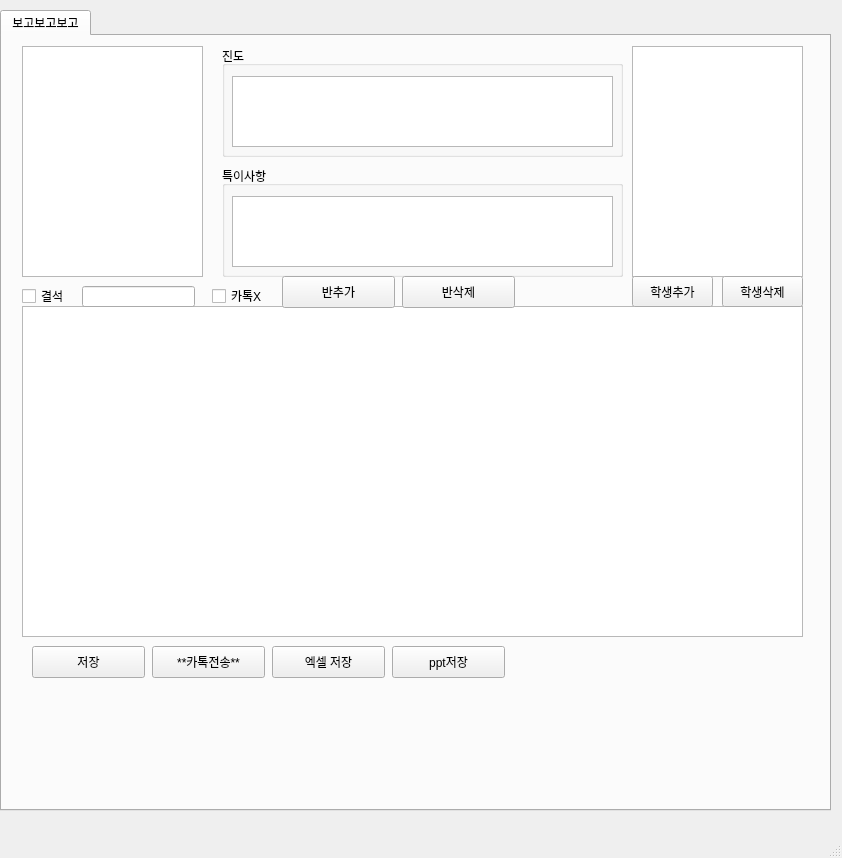
Above: PersonalProject.ui from warpdev/AutoReport before the change. Below: the same form after it.
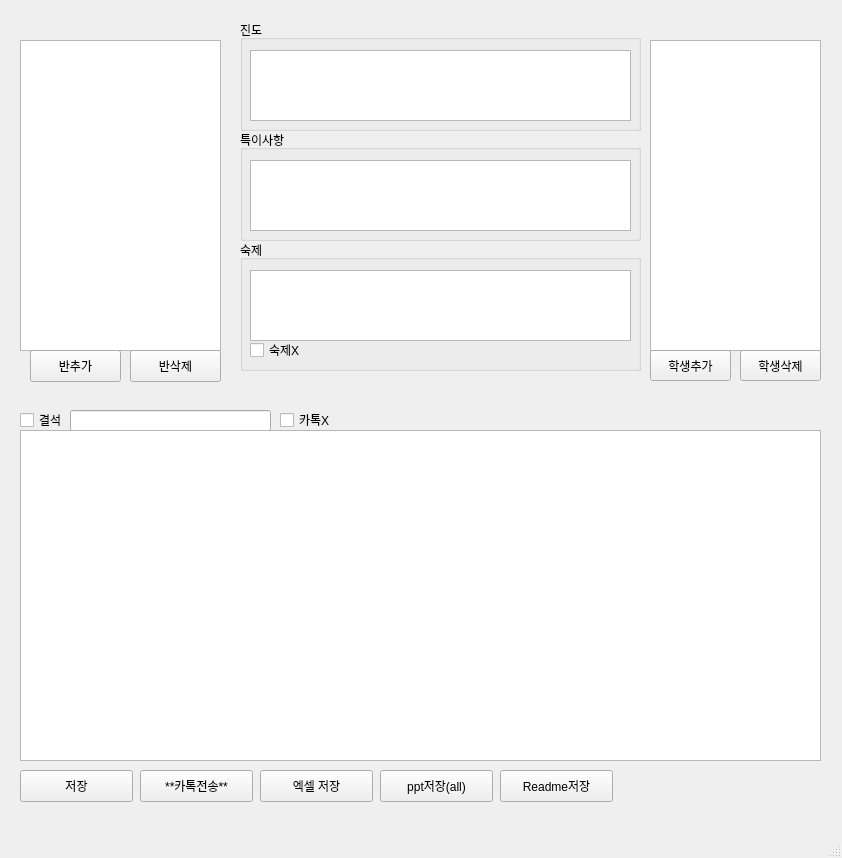
That is the form after the change.

Commit message: add readme and homework

What changed in the file:
```diff
--- a/PersonalProject.ui
+++ b/PersonalProject.ui
@@ -14,73 +14,21 @@
    <string>MainWindow</string>
   </property>
   <widget class="QWidget" name="centralwidget">
-   <widget class="QTabWidget" name="tabWidget">
-    <property name="geometry">
-     <rect>
-      <x>0</x>
-      <y>10</y>
-      <width>831</width>
-      <height>801</height>
-     </rect>
-    </property>
-    <property name="currentIndex">
-     <number>0</number>
-    </property>
-    <widget class="QWidget" name="카카오톡피드백">
-     <attribute name="title">
-      <string>보고보고보고</string>
-     </attribute>
-     <widget class="QPlainTextEdit" name="feedbackField">
-      <property name="geometry">
-       <rect>
-        <x>20</x>
-        <y>270</y>
-        <width>781</width>
-        <height>331</height>
-       </rect>
-      </property>
-     </widget>
-     <widget class="QPushButton" name="saveFeedback">
-      <property name="geometry">
-       <rect>
-        <x>30</x>
-        <y>610</y>
-        <width>113</width>
-        <height>32</height>
-       </rect>
-      </property>
-      <property name="text">
-       <string>저장</string>
-      </property>
-     </widget>
      <widget class="QLineEdit" name="kakaoNameField">
       <property name="geometry">
        <rect>
-        <x>80</x>
-        <y>250</y>
-        <width>113</width>
+      <x>70</x>
+      <y>410</y>
+      <width>201</width>
         <height>21</height>
        </rect>
       </property>
      </widget>
-     <widget class="QCheckBox" name="isHome">
-      <property name="geometry">
-       <rect>
-        <x>20</x>
-        <y>250</y>
-        <width>51</width>
-        <height>20</height>
-       </rect>
-      </property>
-      <property name="text">
-       <string>결석</string>
-      </property>
-     </widget>
      <widget class="QPushButton" name="sendKakaoButton">
       <property name="geometry">
        <rect>
-        <x>150</x>
-        <y>610</y>
+      <x>140</x>
+      <y>770</y>
         <width>113</width>
         <height>32</height>
        </rect>
@@ -89,79 +37,46 @@
        <string>**카톡전송**</string>
       </property>
      </widget>
-     <widget class="QPushButton" name="saveExcel">
+   <widget class="QCheckBox" name="noKakaoCheck">
       <property name="geometry">
        <rect>
-        <x>270</x>
-        <y>610</y>
-        <width>113</width>
-        <height>32</height>
+      <x>280</x>
+      <y>410</y>
+      <width>51</width>
+      <height>20</height>
        </rect>
       </property>
       <property name="text">
-       <string>엑셀 저장</string>
-      </property>
-     </widget>
-     <widget class="QListView" name="classList">
-      <property name="geometry">
-       <rect>
-        <x>20</x>
-        <y>10</y>
-        <width>181</width>
-        <height>231</height>
-       </rect>
+     <string>카톡X</string>
       </property>
      </widget>
      <widget class="QListView" name="studentList">
       <property name="geometry">
        <rect>
-        <x>630</x>
-        <y>10</y>
+      <x>650</x>
+      <y>40</y>
         <width>171</width>
-        <height>231</height>
+      <height>311</height>
        </rect>
       </property>
      </widget>
-     <widget class="QPushButton" name="savePPT">
+   <widget class="QPushButton" name="saveExcel">
       <property name="geometry">
        <rect>
-        <x>390</x>
-        <y>610</y>
+      <x>260</x>
+      <y>770</y>
         <width>113</width>
         <height>32</height>
        </rect>
       </property>
       <property name="text">
-       <string>ppt저장</string>
-      </property>
-     </widget>
-     <widget class="QGroupBox" name="groupBox_5">
-      <property name="geometry">
-       <rect>
-        <x>220</x>
-        <y>10</y>
-        <width>401</width>
-        <height>111</height>
-       </rect>
-      </property>
-      <property name="title">
-       <string>진도</string>
-      </property>
-      <widget class="QPlainTextEdit" name="classCommentField">
-       <property name="geometry">
-        <rect>
-         <x>10</x>
-         <y>30</y>
-         <width>381</width>
-         <height>71</height>
-        </rect>
-       </property>
-      </widget>
-     </widget>
+     <string>엑셀 저장</string>
+    </property>
+   </widget>
      <widget class="QGroupBox" name="groupBox_6">
       <property name="geometry">
        <rect>
-        <x>220</x>
+      <x>240</x>
         <y>130</y>
         <width>401</width>
         <height>111</height>
@@ -181,24 +96,11 @@
        </property>
       </widget>
      </widget>
-     <widget class="QCheckBox" name="noKakaoCheck">
-      <property name="geometry">
-       <rect>
-        <x>210</x>
-        <y>250</y>
-        <width>51</width>
-        <height>20</height>
-       </rect>
-      </property>
-      <property name="text">
-       <string>카톡X</string>
-      </property>
-     </widget>
      <widget class="QPushButton" name="addStudentButton">
       <property name="geometry">
        <rect>
-        <x>630</x>
-        <y>240</y>
+      <x>650</x>
+      <y>350</y>
         <width>81</width>
         <height>31</height>
        </rect>
@@ -210,8 +112,8 @@
      <widget class="QPushButton" name="removeStudentButton">
       <property name="geometry">
        <rect>
-        <x>720</x>
-        <y>240</y>
+      <x>740</x>
+      <y>350</y>
         <width>81</width>
         <height>31</height>
        </rect>
@@ -220,25 +122,71 @@
        <string>학생삭제</string>
       </property>
      </widget>
-     <widget class="QPushButton" name="removeClassButton">
+   <widget class="QCheckBox" name="isHome">
       <property name="geometry">
        <rect>
-        <x>400</x>
-        <y>240</y>
+      <x>20</x>
+      <y>410</y>
+      <width>51</width>
+      <height>20</height>
+     </rect>
+    </property>
+    <property name="text">
+     <string>결석</string>
+    </property>
+   </widget>
+   <widget class="QPushButton" name="saveReadmeButton">
+    <property name="geometry">
+     <rect>
+      <x>500</x>
+      <y>770</y>
         <width>113</width>
         <height>32</height>
        </rect>
       </property>
       <property name="text">
-       <string>반삭제</string>
+     <string>Readme저장</string>
+    </property>
+   </widget>
+   <widget class="QListView" name="classList">
+    <property name="geometry">
+     <rect>
+      <x>20</x>
+      <y>40</y>
+      <width>201</width>
+      <height>311</height>
+     </rect>
+    </property>
+   </widget>
+   <widget class="QPushButton" name="saveFeedback">
+    <property name="geometry">
+     <rect>
+      <x>20</x>
+      <y>770</y>
+      <width>113</width>
+      <height>32</height>
+     </rect>
+    </property>
+    <property name="text">
+     <string>저장</string>
+    </property>
+   </widget>
+   <widget class="QPlainTextEdit" name="feedbackField">
+    <property name="geometry">
+     <rect>
+      <x>20</x>
+      <y>430</y>
+      <width>801</width>
+      <height>331</height>
+     </rect>
       </property>
      </widget>
      <widget class="QPushButton" name="addClassButton">
       <property name="geometry">
        <rect>
-        <x>280</x>
-        <y>240</y>
-        <width>113</width>
+      <x>30</x>
+      <y>350</y>
+      <width>91</width>
         <height>32</height>
        </rect>
       </property>
@@ -246,6 +194,89 @@
        <string>반추가</string>
       </property>
      </widget>
+   <widget class="QPushButton" name="savePPT">
+    <property name="geometry">
+     <rect>
+      <x>380</x>
+      <y>770</y>
+      <width>113</width>
+      <height>32</height>
+     </rect>
+    </property>
+    <property name="text">
+     <string>ppt저장(all)</string>
+    </property>
+   </widget>
+   <widget class="QPushButton" name="removeClassButton">
+    <property name="geometry">
+     <rect>
+      <x>130</x>
+      <y>350</y>
+      <width>91</width>
+      <height>32</height>
+     </rect>
+    </property>
+    <property name="text">
+     <string>반삭제</string>
+    </property>
+   </widget>
+   <widget class="QGroupBox" name="groupBox_5">
+    <property name="geometry">
+     <rect>
+      <x>240</x>
+      <y>20</y>
+      <width>401</width>
+      <height>111</height>
+     </rect>
+    </property>
+    <property name="title">
+     <string>진도</string>
+    </property>
+    <widget class="QPlainTextEdit" name="classCommentField">
+     <property name="geometry">
+      <rect>
+       <x>10</x>
+       <y>30</y>
+       <width>381</width>
+       <height>71</height>
+      </rect>
+     </property>
+    </widget>
+   </widget>
+   <widget class="QGroupBox" name="homeworkField">
+    <property name="geometry">
+     <rect>
+      <x>240</x>
+      <y>240</y>
+      <width>401</width>
+      <height>131</height>
+     </rect>
+    </property>
+    <property name="title">
+     <string>숙제</string>
+    </property>
+    <widget class="QPlainTextEdit" name="classHomeworkField">
+     <property name="geometry">
+      <rect>
+       <x>10</x>
+       <y>30</y>
+       <width>381</width>
+       <height>71</height>
+      </rect>
+     </property>
+    </widget>
+    <widget class="QCheckBox" name="noHomeworkCheck">
+     <property name="geometry">
+      <rect>
+       <x>10</x>
+       <y>100</y>
+       <width>51</width>
+       <height>20</height>
+      </rect>
+     </property>
+     <property name="text">
+      <string>숙제X</string>
+     </property>
     </widget>
    </widget>
   </widget>
```
Lines whose indentation alone changed are shown as unchanged. The commit also changes 3 other files.
